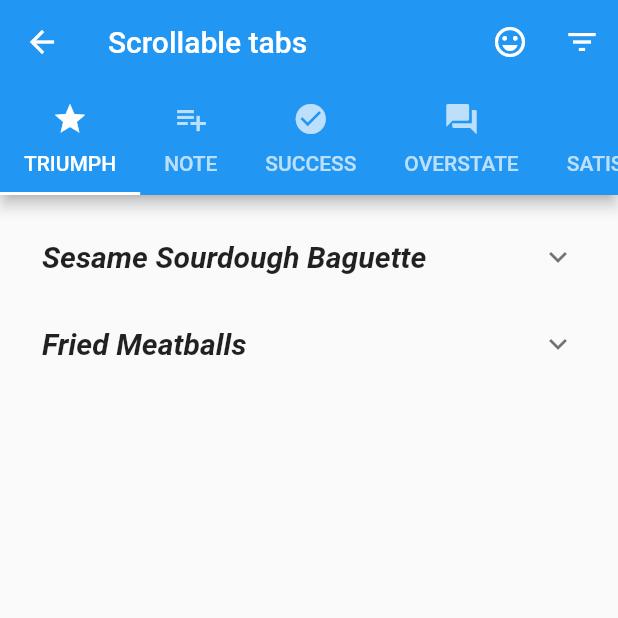
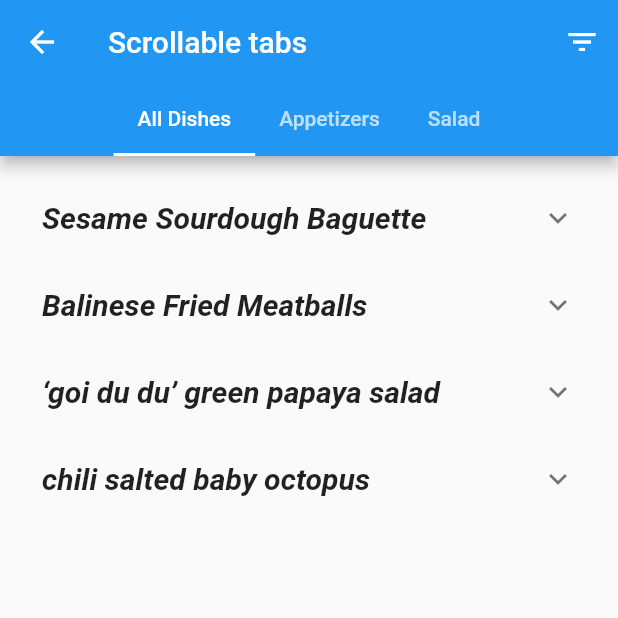
Before and after one commit to Mise-Technologies/mobile, a Flutter app: the screen it shows after launch, after a tap on "All Dishes", on a phone screen of 412 x 824 dp, the top half of it. Run offline on Flutter 3.47's test engine with Material 2 defaults, Android fonts, the phone set to English and light mode, and no system bars.

Commit message:
Loading from hardcoded data

```diff
--- a/lib/components/menu_button.dart
+++ b/lib/components/menu_button.dart
@@ -15,7 +15,8 @@ class MenuButton extends StatelessWidget {
       onPressed: () {
         Navigator.push(
           context,
-          MaterialPageRoute(builder: (context) => MenuItemScreen()));
+          MaterialPageRoute(builder: (context) => MenuItemScreen(this.category))
+        );
       }
     );
   }
--- a/lib/components/menuitem_page.dart
+++ b/lib/components/menuitem_page.dart
@@ -1,7 +1,12 @@
 import 'package:flutter/cupertino.dart';
 import 'package:flutter/material.dart';
+import 'package:moPass/data.dart';
 
 class MenuItemPage extends StatefulWidget {
+  final List<String> dishes;
+
+  MenuItemPage(this.dishes);
+
   @override
   _MenuItemPageState createState() => new _MenuItemPageState();
 }
@@ -11,13 +16,13 @@ class _MenuItemPageState extends State<MenuItemPage> {
   Widget build(BuildContext context) {
     return Scaffold(
       body: ListView.builder(
-        itemCount: dishes.length,
+        itemCount: widget.dishes.length,
         itemBuilder: (context, i) {
           return ExpansionTile(
-            title: Text(dishes[i].title, style: new TextStyle(fontSize: 20.0, fontWeight: FontWeight.bold, fontStyle: FontStyle.italic)),
+            title: Text(DISHES[widget.dishes[i]].name, style: new TextStyle(fontSize: 20.0, fontWeight: FontWeight.bold, fontStyle: FontStyle.italic)),
             children: <Widget>[
               Column(
-                children: _buildExpandableContent(dishes[i]),
+                children: _buildExpandableContent(DISHES[widget.dishes[i]]),
               ),
             ],
           );
@@ -26,33 +31,15 @@ class _MenuItemPageState extends State<MenuItemPage> {
     );
   }
 
-  _buildExpandableContent(Dish vehicle) {
+  _buildExpandableContent(Dish dish) {
     List<Widget> columnContent = [];
 
     columnContent.add(
       ListTile(
-        title: Text(vehicle.content, style: TextStyle(fontSize: 18.0))
+        title: Text(dish.description, style: TextStyle(fontSize: 18.0))
       )
     );
 
     return columnContent;
   }
 }
-
-class Dish {
-  final String title;
-  String content;
-
-  Dish(this.title, this.content);
-}
-
-List<Dish> dishes = [
-  new Dish(
-    'Sesame Sourdough Baguette',
-    'Blah'
-  ),
-  new Dish(
-    'Fried Meatballs',
-    'blah'
-  )
-];
--- /dev/null
+++ b/lib/data.dart
@@ -0,0 +1,36 @@
+const MENU_CATEGORIES = [
+  'All Dishes',
+  'Appetizers',
+  'Salad'
+];
+
+class Dish {
+  final String name;
+  final String description;
+
+  const Dish(this.name, this.description);
+}
+
+const Map<String, Dish> DISHES = {
+  'Sesame Sourdough Baguette': Dish('Sesame Sourdough Baguette', 'Dummy description'),
+  'Balinese Fried Meatballs': Dish('Balinese Fried Meatballs', 'Meatball description'),
+  '\‘goi du du\’ green papaya salad': Dish('\‘goi du du\’ green papaya salad', 'Salad description'),
+  'chili salted baby octopus': Dish('chili salted baby octopus', 'Whatever'),
+};
+
+const Map<String, List<String>> DISHES_BY_CATEGORIES = {
+  'All Dishes': [
+    'Sesame Sourdough Baguette',
+    'Balinese Fried Meatballs',
+    '\‘goi du du\’ green papaya salad',
+    'chili salted baby octopus'
+  ],
+  'Appetizers': [
+    'Sesame Sourdough Baguette',
+    'Balinese Fried Meatballs'
+  ],
+  'Salad': [
+    '\‘goi du du\’ green papaya salad',
+    'chili salted baby octopus'
+  ]
+};
--- a/lib/screens/directory_screen.dart
+++ b/lib/screens/directory_screen.dart
@@ -1,13 +1,8 @@
 import 'package:flutter/material.dart';
 import 'package:moPass/components/menu_button.dart';
+import 'package:moPass/data.dart';
 
 class DirectoryScreen extends StatelessWidget {
-
-  final categories = [
-    'All Dishes',
-    'Appetizers',
-    'Salad'
-  ];
 
   @override
   Widget build(BuildContext context) {
@@ -16,8 +11,8 @@ class DirectoryScreen extends StatelessWidget {
         title: const Text('LITTLE SISTER'),
       ),
       body: ListView(
-        children: List<Widget>.generate(categories.length, (int index) {
-          return new MenuButton(categories[index]);
+        children: List<Widget>.generate(MENU_CATEGORIES.length, (int index) {
+          return MenuButton(MENU_CATEGORIES[index]);
         })
       ),
     );
--- a/lib/screens/menuitem_screen.dart
+++ b/lib/screens/menuitem_screen.dart
@@ -1,5 +1,6 @@
 import 'package:flutter/material.dart';
 import 'package:moPass/components/menuitem_page.dart';
+import 'package:moPass/data.dart';
 import 'package:moPass/models/filter_data.dart';
 import 'package:provider/provider.dart';
 import 'package:moPass/components/filter_popout.dart';
@@ -7,47 +8,23 @@ import 'package:moPass/components/filter_popout.dart';
 /// dart(TODO): Need to wire up state between filter widget and the list of menu item being rendered
 
 class MenuItemScreen extends StatelessWidget {
+  final category;
+
+  MenuItemScreen(this.category);
+
   @override
   Widget build(BuildContext context) {
     return ChangeNotifierProvider<FilterData>(
       builder: (_) => FilterData(),
-      child: MenuItemScreenImpl()
+      child: MenuItemScreenImpl(category)
     );
   }
 }
 
-enum TabsDemoStyle {
-  iconsAndText,
-  iconsOnly,
-  textOnly
-}
+class MenuItemScreenImpl extends StatefulWidget {
+  final category;
 
-// The below will be replaced by MenuItem
-class _Page {
-  const _Page({ this.icon, this.text });
-  final IconData icon;
-  final String text;
-}
-
-const List<_Page> _allPages = <_Page>[
-  _Page(icon: Icons.grade, text: 'TRIUMPH'),
-  _Page(icon: Icons.playlist_add, text: 'NOTE'),
-  _Page(icon: Icons.check_circle, text: 'SUCCESS'),
-  _Page(icon: Icons.question_answer, text: 'OVERSTATE'),
-  _Page(icon: Icons.sentiment_very_satisfied, text: 'SATISFACTION'),
-  _Page(icon: Icons.camera, text: 'APERTURE'),
-  _Page(icon: Icons.assignment_late, text: 'WE MUST'),
-  _Page(icon: Icons.assignment_turned_in, text: 'WE CAN'),
-  _Page(icon: Icons.group, text: 'ALL'),
-  _Page(icon: Icons.block, text: 'EXCEPT'),
-  _Page(icon: Icons.sentiment_very_dissatisfied, text: 'CRYING'),
-  _Page(icon: Icons.error, text: 'MISTAKE'),
-  _Page(icon: Icons.loop, text: 'TRYING'),
-  _Page(icon: Icons.cake, text: 'CAKE'),
-];
-
-class MenuItemScreenImpl extends StatefulWidget {
-  static const String routeName = '/material/scrollable-tabs';
+  MenuItemScreenImpl(this.category);
 
   @override
   _MenuItemScreenState createState() => _MenuItemScreenState();
@@ -55,14 +32,16 @@ class MenuItemScreenImpl extends StatefulWidget {
 
 class _MenuItemScreenState extends State<MenuItemScreenImpl> with SingleTickerProviderStateMixin {
   TabController _controller;
-  TabsDemoStyle _demoStyle = TabsDemoStyle.iconsAndText;
-  bool _customIndicator = false;
   final GlobalKey<ScaffoldState> _scaffoldKey = GlobalKey<ScaffoldState>();
 
   @override
   void initState() {
     super.initState();
-    _controller = TabController(vsync: this, length: _allPages.length);
+    _controller = TabController(
+      vsync: this,
+      length: MENU_CATEGORIES.length,
+      initialIndex: MENU_CATEGORIES.indexOf(widget.category)
+    );
   }
 
   @override
@@ -71,85 +50,19 @@ class _MenuItemScreenState extends State<MenuItemScreenImpl> with SingleTickerPr
     super.dispose();
   }
 
-  void changeDemoStyle(TabsDemoStyle style) {
-    setState(() {
-      _demoStyle = style;
-    });
-  }
-
   Decoration getIndicator() {
-    if (!_customIndicator)
-      return const UnderlineTabIndicator();
-
-    switch(_demoStyle) {
-      case TabsDemoStyle.iconsAndText:
-        return ShapeDecoration(
-          shape: const RoundedRectangleBorder(
-            borderRadius: BorderRadius.all(Radius.circular(4.0)),
-            side: BorderSide(
-              color: Colors.white24,
-              width: 2.0,
-            ),
-          ) + const RoundedRectangleBorder(
-            borderRadius: BorderRadius.all(Radius.circular(4.0)),
-            side: BorderSide(
-              color: Colors.transparent,
-              width: 4.0,
-            ),
-          ),
-        );
-
-      case TabsDemoStyle.iconsOnly:
-        return ShapeDecoration(
-          shape: const CircleBorder(
-            side: BorderSide(
-              color: Colors.white24,
-              width: 4.0,
-            ),
-          ) + const CircleBorder(
-            side: BorderSide(
-              color: Colors.transparent,
-              width: 4.0,
-            ),
-          ),
-        );
-
-      case TabsDemoStyle.textOnly:
-        return ShapeDecoration(
-          shape: const StadiumBorder(
-            side: BorderSide(
-              color: Colors.white24,
-              width: 2.0,
-            ),
-          ) + const StadiumBorder(
-            side: BorderSide(
-              color: Colors.transparent,
-              width: 4.0,
-            ),
-          ),
-        );
-    }
-    return null;
+    return const UnderlineTabIndicator();
   }
 
   @override
   Widget build(BuildContext context) {
-    print("Building...");
-    final FilterData filterData = Provider.of<FilterData>(context);
+    // final FilterData filterData = Provider.of<FilterData>(context);
 
     return Scaffold(
       key: _scaffoldKey,
       appBar: AppBar(
         title: const Text('Scrollable tabs'),
         actions: <Widget>[
-          IconButton(
-            icon: const Icon(Icons.sentiment_very_satisfied),
-            onPressed: () {
-              setState(() {
-                _customIndicator = !_customIndicator;
-              });
-            },
-          ),
           IconButton(
             icon: const Icon(Icons.filter_list),
             onPressed: () {
@@ -161,18 +74,9 @@ class _MenuItemScreenState extends State<MenuItemScreenImpl> with SingleTickerPr
           controller: _controller,
           isScrollable: true,
           indicator: getIndicator(),
-          tabs: _allPages.map<Tab>((_Page page) {
-            assert(_demoStyle != null);
-            switch (_demoStyle) {
-              case TabsDemoStyle.iconsAndText:
-                return Tab(text: page.text, icon: Icon(page.icon));
-              case TabsDemoStyle.iconsOnly:
-                return Tab(icon: Icon(page.icon));
-              case TabsDemoStyle.textOnly:
-                return Tab(text: page.text);
-            }
-            return null;
-          }).toList(),
+          tabs: MENU_CATEGORIES.map<Tab>(
+            (String category) => Tab(text: category)
+          ).toList(),
         ),
       ),
       endDrawer: Drawer(
@@ -180,14 +84,13 @@ class _MenuItemScreenState extends State<MenuItemScreenImpl> with SingleTickerPr
       ),
       body: TabBarView(
         controller: _controller,
-        children: _allPages.map<Widget>((_Page page) {
+        children: MENU_CATEGORIES.map<Widget>((String category) {
           return SafeArea(
             top: false,
             bottom: false,
             child: Container(
-              key: ObjectKey(page.icon),
               padding: const EdgeInsets.all(12.0),
-              child: MenuItemPage()
+              child: MenuItemPage(DISHES_BY_CATEGORIES[category])
             ),
           );
         }).toList(),
```
Also changed, not shown: 1 other file.
